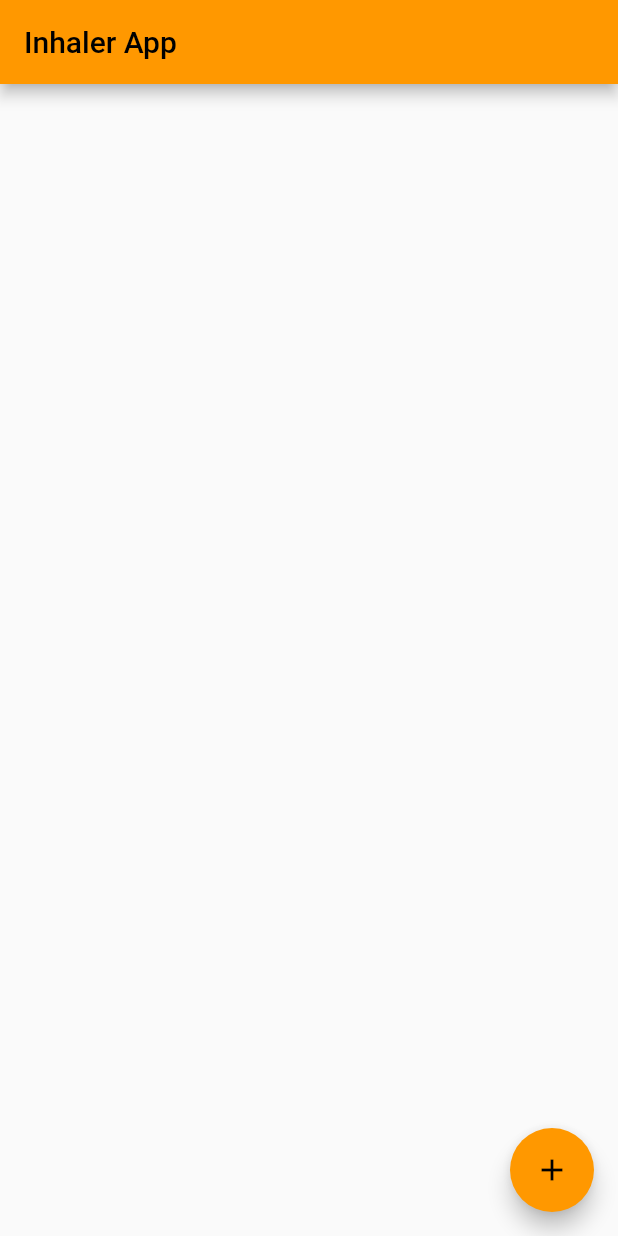
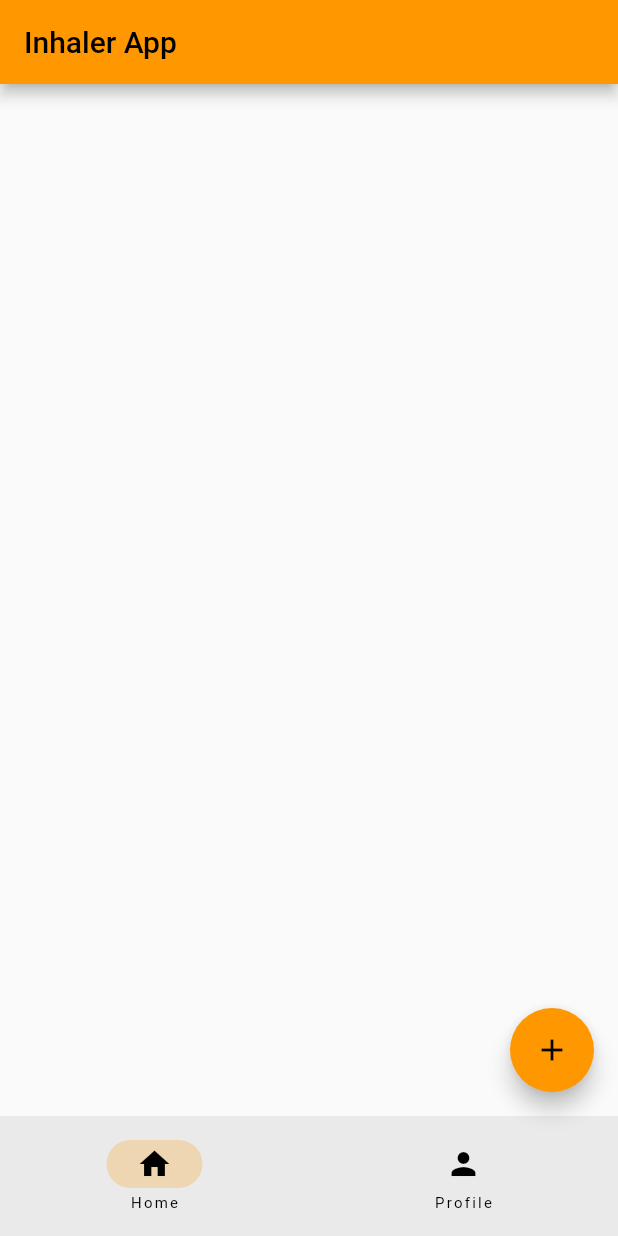
Before and after one commit to janwasgint/InhalerApp, a Flutter app: the screen it shows after launch, on a phone screen of 412 x 824 dp. Run offline on Flutter 3.47's test engine with Material 2 defaults, Android fonts, the phone set to English and light mode, and no system bars.

Commit message:
Add tab bar

```diff
--- a/inhaler_app/lib/main.dart
+++ b/inhaler_app/lib/main.dart
@@ -25,6 +25,7 @@ class RootPage extends StatefulWidget {
 }
 
 class _RootPageState extends State<RootPage> {
+  int currentPageIndex = 0;
   @override
   Widget build(BuildContext context) {
     return Scaffold(
@@ -37,6 +38,18 @@ class _RootPageState extends State<RootPage> {
         },
         child: const Icon(Icons.add),
       ),
+      bottomNavigationBar: NavigationBar(
+        destinations: const [
+          NavigationDestination(icon: Icon(Icons.home), label: 'Home'),
+          NavigationDestination(icon: Icon(Icons.person), label: 'Profile')
+        ],
+        onDestinationSelected: (int index) => {
+          setState((() {
+            currentPageIndex = index;
+          }))
+        },
+        selectedIndex: currentPageIndex,
+      ),
     );
   }
 }
```
